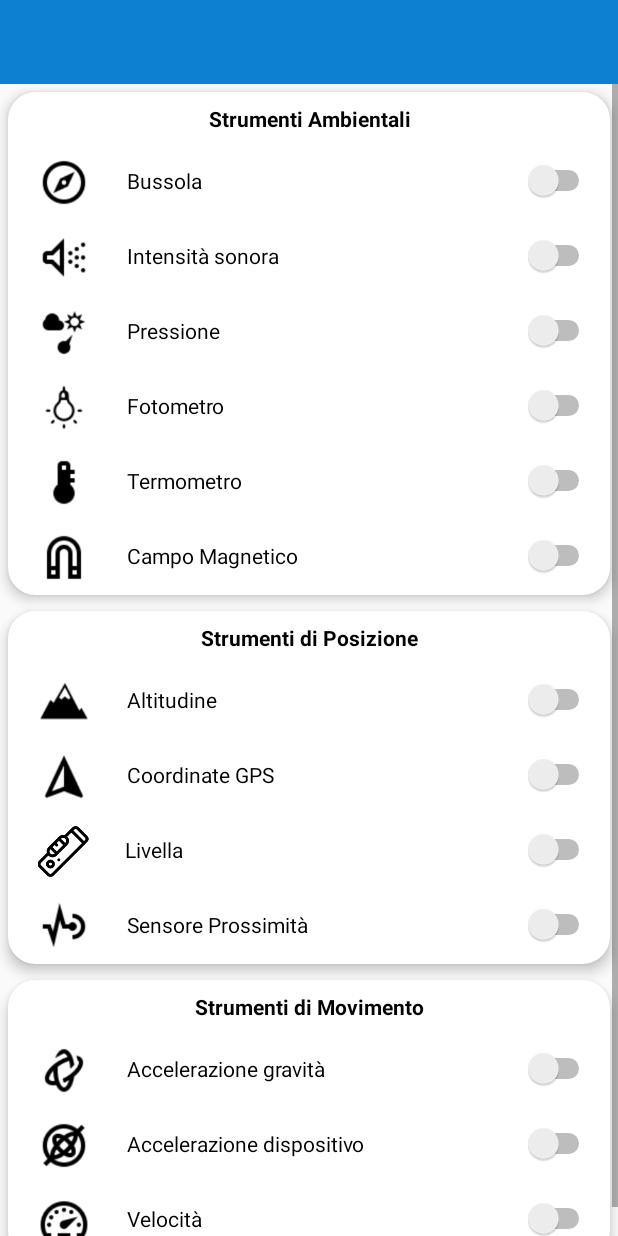
After one commit to MisurApp-34/MisurApp, an Android app: the layout editfavorites.xml on its own in the app's theme, with its tools: preview values and no code run, on a phone screen of 412 x 824 dp. The commit adds this screen. Run offline under Robolectric (Android 15) with nearby library versions, the phone set to English and light mode, and no system bars.

Commit message:
Aggiunta funzionalità di selezione dei tool preferiti attraverso toggle button in xml dedicato Fix minori di string e AndroidManifest.xml;

```diff
--- a/app/src/main/java/it/uniba/di/misurapp/DatabaseManager.java
+++ b/app/src/main/java/it/uniba/di/misurapp/DatabaseManager.java
@@ -189,7 +189,6 @@ public class DatabaseManager extends SQLiteOpenHelper {
         // Lettura da database e inserimento nella matrice dinamica
         if (cursor.moveToFirst()){
             do {
-                Log.i("database", DatabaseUtils.dumpCursorToString(cursor));
                 for (int f=0; f < cursor.getColumnCount(); f++){
                     data[f][i] = cursor.getString(f);
                 }
@@ -254,6 +253,7 @@ public class DatabaseManager extends SQLiteOpenHelper {
             Cursor cursor = db.rawQuery(query,null);
             if (cursor.moveToFirst()){
                 do {
+                    Log.i("DB",DatabaseUtils.dumpCursorToString(cursor));
                     // Passing values
                      column1 = cursor.getString(0);
 
--- /dev/null
+++ b/app/src/main/res/layout/editfavorites.xml
@@ -0,0 +1,416 @@
+<?xml version="1.0" encoding="utf-8"?>
+<LinearLayout
+    xmlns:android="http://schemas.android.com/apk/res/android"
+    xmlns:app="http://schemas.android.com/apk/res-auto"
+    xmlns:tools="http://schemas.android.com/tools"
+    tools:ignore="UseSwitchCompatOrMaterialXml"
+    android:orientation="vertical"
+    android:layout_width="match_parent"
+    android:layout_height="match_parent">
+
+    <include android:id="@+id/toolbar" layout="@layout/toolbar"/>
+
+    <ScrollView
+        android:layout_width="match_parent"
+        android:layout_height="match_parent">
+
+        <LinearLayout
+            android:layout_width="match_parent"
+            android:layout_height="wrap_content"
+            android:orientation="vertical">
+
+            <androidx.cardview.widget.CardView
+                android:layout_width="match_parent"
+                android:layout_height="wrap_content"
+                android:layout_margin="5dp"
+                app:cardCornerRadius="18dp"
+                app:cardElevation="5dp">
+
+                <LinearLayout
+                    android:layout_width="match_parent"
+                    android:layout_height="match_parent"
+                    android:orientation="vertical">
+
+                    <TextView
+                        android:id="@+id/title_ambiental_tools"
+                        android:layout_width="match_parent"
+                        android:layout_height="wrap_content"
+                        android:layout_margin="8dp"
+                        android:text="@string/ambient_tools"
+                        android:textAlignment="center"
+                        android:textColor="@android:color/black"
+                        android:textStyle="bold" />
+
+                    <LinearLayout
+                        android:layout_width="match_parent"
+                        android:layout_height="50dp"
+                        android:orientation="horizontal">
+
+                        <ImageView
+                            android:id="@+id/compassicon"
+                            android:layout_width="wrap_content"
+                            android:layout_height="wrap_content"
+                            android:layout_gravity="center"
+                            android:layout_margin="8dp"
+                            android:contentDescription="@string/compass"
+                            android:paddingStart="5dp"
+                            android:paddingEnd="0dp"
+                            app:srcCompat="@drawable/compass" />
+
+                        <Switch
+                            android:id="@+id/compass"
+                            android:layout_width="match_parent"
+                            android:layout_height="wrap_content"
+                            android:layout_margin="10dp"
+                            android:text="@string/compass" />
+
+                    </LinearLayout>
+
+                    <LinearLayout
+                        android:layout_width="match_parent"
+                        android:layout_height="50dp"
+                        android:orientation="horizontal">
+
+                        <ImageView
+                            android:id="@+id/soundicon"
+                            android:layout_width="wrap_content"
+                            android:layout_height="wrap_content"
+                            android:layout_gravity="center"
+                            android:layout_margin="8dp"
+                            android:contentDescription="@string/sound_intensity"
+                            android:paddingStart="5dp"
+                            android:paddingEnd="0dp"
+                            app:srcCompat="@drawable/sound" />
+
+                        <Switch
+                            android:id="@+id/soundintensity"
+                            android:layout_width="match_parent"
+                            android:layout_height="wrap_content"
+                            android:layout_margin="10dp"
+                            android:text="@string/sound_intensity" />
+                    </LinearLayout>
+
+                    <LinearLayout
+                        android:layout_width="match_parent"
+                        android:layout_height="50dp"
+                        android:orientation="horizontal">
+
+                        <ImageView
+                            android:id="@+id/imageView2"
+                            android:layout_width="wrap_content"
+                            android:layout_height="wrap_content"
+                            android:layout_gravity="center"
+                            android:layout_margin="8dp"
+                            android:contentDescription="@string/pressure"
+                            android:paddingStart="5dp"
+                            android:paddingEnd="0dp"
+                            app:srcCompat="@drawable/barometor" />
+
+                        <Switch
+                            android:id="@+id/pressure"
+                            android:layout_width="match_parent"
+                            android:layout_height="wrap_content"
+                            android:layout_margin="10dp"
+                            android:text="@string/pressure" />
+                    </LinearLayout>
+
+                    <LinearLayout
+                        android:layout_width="match_parent"
+                        android:layout_height="50dp"
+                        android:orientation="horizontal">
+
+                        <ImageView
+                            android:id="@+id/light_intensity_icon"
+                            android:layout_width="wrap_content"
+                            android:layout_height="wrap_content"
+                            android:layout_gravity="center"
+                            android:layout_margin="8dp"
+                            android:contentDescription="@string/light"
+                            android:paddingStart="5dp"
+                            android:paddingEnd="0dp"
+                            app:srcCompat="@drawable/light" />
+
+                        <Switch
+                            android:id="@+id/lightintensity"
+                            android:layout_width="match_parent"
+                            android:layout_height="wrap_content"
+                            android:layout_margin="10dp"
+                            android:text="@string/light" />
+                    </LinearLayout>
+
+                    <LinearLayout
+                        android:layout_width="match_parent"
+                        android:layout_height="50dp"
+                        android:orientation="horizontal">
+
+                        <ImageView
+                            android:id="@+id/thermometer_icon"
+                            android:layout_width="wrap_content"
+                            android:layout_height="wrap_content"
+                            android:layout_gravity="center"
+                            android:layout_margin="8dp"
+                            android:contentDescription="@string/temperature"
+                            android:paddingStart="5dp"
+                            android:paddingEnd="0dp"
+                            app:srcCompat="@drawable/thermometer" />
+
+                        <Switch
+                            android:id="@+id/devicetemperature"
+                            android:layout_width="match_parent"
+                            android:layout_height="wrap_content"
+                            android:layout_margin="10dp"
+                            android:text="@string/temperature" />
+                    </LinearLayout>
+
+                    <LinearLayout
+                        android:layout_width="match_parent"
+                        android:layout_height="50dp"
+                        android:orientation="horizontal">
+
+                        <ImageView
+                            android:id="@+id/magneticfieldicon"
+                            android:layout_width="wrap_content"
+                            android:layout_height="wrap_content"
+                            android:layout_gravity="center"
+                            android:layout_margin="8dp"
+                            android:contentDescription="@string/magneticfield"
+                            android:paddingStart="5dp"
+                            android:paddingEnd="0dp"
+                            app:srcCompat="@drawable/magnetic_fild" />
+
+                        <Switch
+                            android:id="@+id/magneticfield"
+                            android:layout_width="match_parent"
+                            android:layout_height="wrap_content"
+                            android:layout_margin="10dp"
+                            android:text="@string/magneticfield" />
+                    </LinearLayout>
+
+                </LinearLayout>
+
+            </androidx.cardview.widget.CardView>
+
+            <androidx.cardview.widget.CardView
+                android:layout_width="match_parent"
+                android:layout_height="wrap_content"
+                android:layout_margin="5dp"
+                app:cardCornerRadius="18dp"
+                app:cardElevation="5dp">
+
+                <LinearLayout
+                    android:layout_width="match_parent"
+                    android:layout_height="match_parent"
+                    android:orientation="vertical">
+
+                    <TextView
+                        android:id="@+id/title_position_tools"
+                        android:layout_width="match_parent"
+                        android:layout_height="wrap_content"
+                        android:layout_margin="8dp"
+                        android:text="@string/position_tools"
+                        android:textAlignment="center"
+                        android:textColor="@android:color/black"
+                        android:textStyle="bold" />
+
+                    <LinearLayout
+                        android:layout_width="match_parent"
+                        android:layout_height="50dp"
+                        android:orientation="horizontal">
+
+                        <ImageView
+                            android:id="@+id/altitudeicon"
+                            android:layout_width="wrap_content"
+                            android:layout_height="wrap_content"
+                            android:layout_gravity="center"
+                            android:layout_margin="8dp"
+                            android:contentDescription="@string/altitude"
+                            android:paddingStart="5dp"
+                            android:paddingEnd="0dp"
+                            app:srcCompat="@drawable/altitude" />
+
+                        <Switch
+                            android:id="@+id/altitude"
+                            android:layout_width="match_parent"
+                            android:layout_height="wrap_content"
+                            android:layout_margin="10dp"
+                            android:text="@string/altitude" />
+                    </LinearLayout>
+
+                    <LinearLayout
+                        android:layout_width="match_parent"
+                        android:layout_height="50dp"
+                        android:orientation="horizontal">
+
+                        <ImageView
+                            android:id="@+id/gpscoordsicon"
+                            android:layout_width="wrap_content"
+                            android:layout_height="wrap_content"
+                            android:layout_margin="8dp"
+                            android:contentDescription="@string/gps"
+                            android:paddingStart="5dp"
+                            android:paddingEnd="0dp"
+                            app:srcCompat="@drawable/gps" />
+
+                        <Switch
+                            android:id="@+id/gpscoords"
+                            android:layout_width="match_parent"
+                            android:layout_height="wrap_content"
+                            android:layout_margin="10dp"
+                            android:text="@string/gps_coordinates" />
+                    </LinearLayout>
+
+                    <LinearLayout
+                        android:layout_width="match_parent"
+                        android:layout_height="50dp"
+                        android:orientation="horizontal">
+
+                        <ImageView
+                            android:id="@+id/spiritlevelicon"
+                            android:layout_width="52dp"
+                            android:layout_height="wrap_content"
+                            android:layout_margin="8dp"
+                            android:contentDescription="@string/level"
+                            android:paddingStart="5dp"
+                            android:paddingEnd="0dp"
+                            app:srcCompat="@drawable/level" />
+
+                        <Switch
+                            android:id="@+id/spiritlevel"
+                            android:layout_width="match_parent"
+                            android:layout_height="wrap_content"
+                            android:layout_margin="10dp"
+                            android:text="@string/level" />
+                    </LinearLayout>
+
+                    <LinearLayout
+                        android:layout_width="match_parent"
+                        android:layout_height="50dp"
+                        android:orientation="horizontal">
+
+                        <ImageView
+                            android:id="@+id/proximityicon"
+                            android:layout_width="wrap_content"
+                            android:layout_height="wrap_content"
+                            android:layout_gravity="center"
+                            android:layout_margin="8dp"
+                            android:contentDescription="@string/distance"
+                            android:paddingStart="5dp"
+                            android:paddingEnd="0dp"
+                            app:srcCompat="@drawable/proxyimity" />
+
+                        <Switch
+                            android:id="@+id/proximity"
+                            android:layout_width="match_parent"
+                            android:layout_height="wrap_content"
+                            android:layout_margin="10dp"
+                            android:text="@string/distance" />
+                    </LinearLayout>
+
+                </LinearLayout>
+
+            </androidx.cardview.widget.CardView>
+
+            <androidx.cardview.widget.CardView
+                android:layout_width="match_parent"
+                android:layout_height="wrap_content"
+                android:layout_margin="5dp"
+                app:cardCornerRadius="18dp"
+                app:cardElevation="5dp">
+
+                <LinearLayout
+                    android:layout_width="match_parent"
+                    android:layout_height="match_parent"
+                    android:orientation="vertical">
+
+                    <TextView
+                        android:id="@+id/title_movement_tools"
+                        android:layout_width="match_parent"
+                        android:layout_height="wrap_content"
+                        android:layout_margin="8dp"
+                        android:text="@string/movement_tools"
+                        android:textAlignment="center"
+                        android:textAllCaps="false"
+                        android:textColor="@android:color/black"
+                        android:textStyle="bold" />
+
+                    <LinearLayout
+                        android:layout_width="match_parent"
+                        android:layout_height="50dp"
+                        android:orientation="horizontal">
+
+                        <ImageView
+                            android:id="@+id/gravityicon"
+                            android:layout_width="wrap_content"
+                            android:layout_height="wrap_content"
+                            android:layout_gravity="center"
+                            android:layout_margin="8dp"
+                            android:contentDescription="@string/gravity"
+                            android:paddingStart="5dp"
+                            android:paddingEnd="0dp"
+                            app:srcCompat="@drawable/gravity" />
+
+                        <Switch
+                            android:id="@+id/gravity"
+                            android:layout_width="match_parent"
+                            android:layout_height="wrap_content"
+                            android:layout_margin="10dp"
+                            android:text="@string/gravity" />
+                    </LinearLayout>
+
+                    <LinearLayout
+                        android:layout_width="match_parent"
+                        android:layout_height="50dp"
+                        android:orientation="horizontal">
+
+                        <ImageView
+                            android:id="@+id/deviceaccelicon"
+                            android:layout_width="wrap_content"
+                            android:layout_height="wrap_content"
+                            android:layout_gravity="center"
+                            android:layout_margin="8dp"
+                            android:contentDescription="@string/acceleration"
+                            android:paddingStart="5dp"
+                            android:paddingEnd="0dp"
+                            app:srcCompat="@drawable/accelerometer" />
+
+                        <Switch
+                            android:id="@+id/deviceacceleration"
+                            android:layout_width="match_parent"
+                            android:layout_height="wrap_content"
+                            android:layout_margin="10dp"
+                            android:text="@string/acceleration" />
+                    </LinearLayout>
+
+                    <LinearLayout
+                        android:layout_width="match_parent"
+                        android:layout_height="50dp"
+                        android:orientation="horizontal">
+
+                        <ImageView
+                            android:id="@+id/speedometericon"
+                            android:layout_width="wrap_content"
+                            android:layout_height="wrap_content"
+                            android:layout_gravity="center"
+                            android:layout_margin="8dp"
+                            android:contentDescription="@string/speed"
+                            android:paddingStart="5dp"
+                            android:paddingEnd="0dp"
+                            app:srcCompat="@drawable/speedometer" />
+
+                        <Switch
+                            android:id="@+id/speed"
+                            android:layout_width="match_parent"
+                            android:layout_height="wrap_content"
+                            android:layout_margin="10dp"
+                            android:text="@string/speed" />
+                    </LinearLayout>
+
+                </LinearLayout>
+
+            </androidx.cardview.widget.CardView>
+
+        </LinearLayout>
+
+    </ScrollView>
+
+</LinearLayout>
--- a/app/src/main/res/layout/single_tool_level.xml
+++ b/app/src/main/res/layout/single_tool_level.xml
@@ -46,7 +46,7 @@
                     android:textAlignment="center"
                     tools:ignore="UselessParent">
 
-                    <it.uniba.di.misurapp.location_tools.spirit_level_view.LevelView
+                    <it.uniba.di.misurapp.LevelView
                         android:id="@+id/Direction_View"
                         android:layout_width="match_parent"
                         android:layout_height="250dp"
--- a/app/src/main/res/values/strings.xml
+++ b/app/src/main/res/values/strings.xml
@@ -92,4 +92,7 @@
     <string name="eliminato">eliminato</string>
     <string name="errore">errore</string>
     <string name="upload" translatable="false">upolad</string>
+    <string name="addPreference">Aggiungi ai preferiti</string>
+    <string name="removePreference">Rimuovi dai preferiti</string>
+    <string name="edit_favorites">Modifica Preferiti</string>
 </resources>
```
Also changed, not shown: app/src/main/java/it/uniba/di/misurapp/EditFavorite.java (added, +233 -0 lines), app/src/main/java/it/uniba/di/misurapp/Favorite.java (+7 -30 lines), app/src/main/java/it/uniba/di/misurapp/Speed.java (+4 -9 lines), app/src/main/res/layout/favorite.xml (+0 -27 lines), 1 other file.
